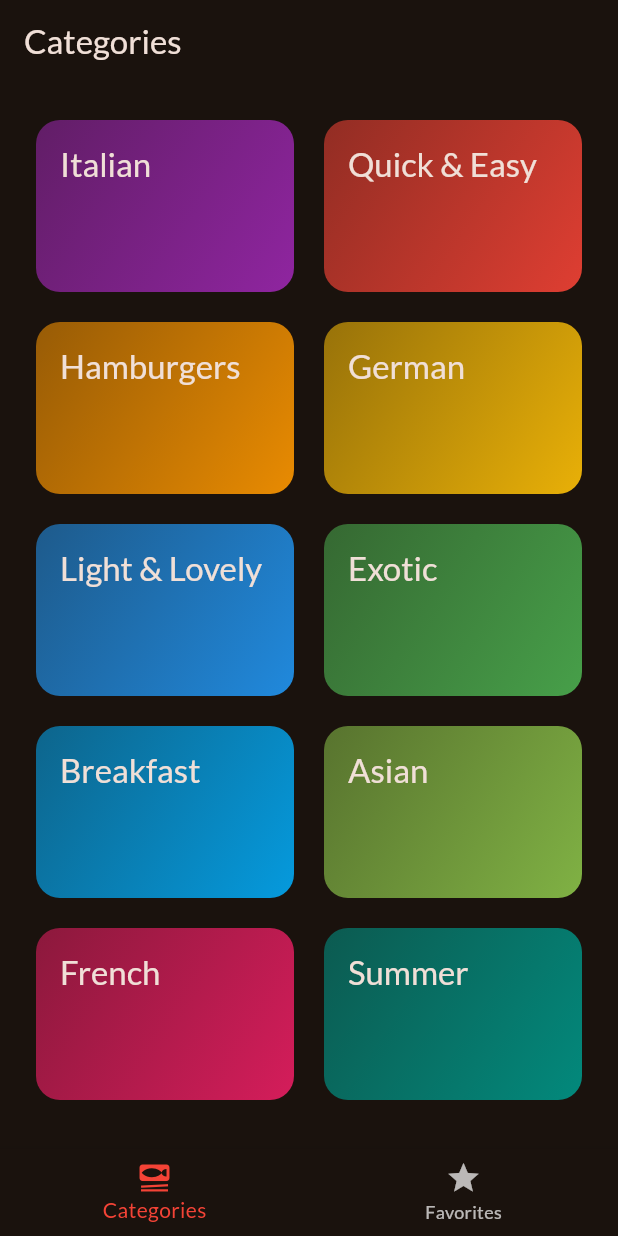
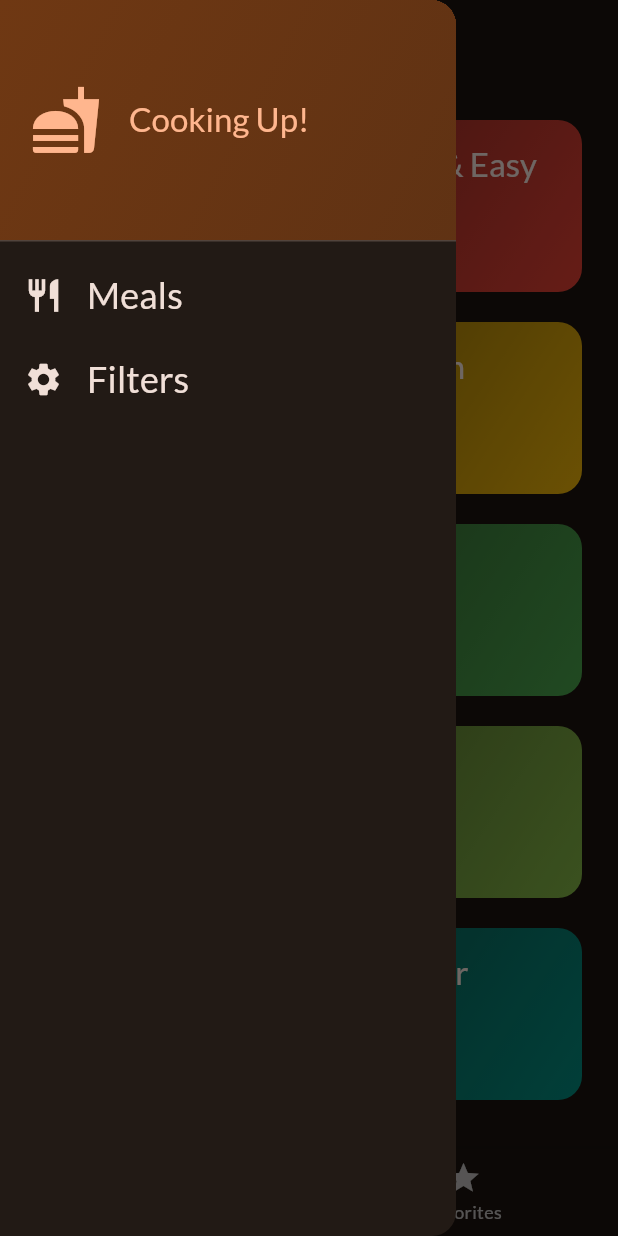
Before and after one commit to jherman1/meals_app, a Flutter app: the screen it shows after launch, with the side drawer open (before the commit the screen has no drawer), on a phone screen of 412 x 824 dp. Run offline on Flutter 3.47's test engine with Material 3 defaults, Android fonts, the phone set to English and light mode, and no system bars; our stand-ins replace google_fonts, transparent_image.

Commit message:
Initial code for side drawer navigation

```diff
--- a/lib/screens/tabs.dart
+++ b/lib/screens/tabs.dart
@@ -2,6 +2,7 @@ import 'package:flutter/material.dart';
 import 'package:meals_app/models/meal.dart';
 import 'package:meals_app/screens/categories.dart';
 import 'package:meals_app/screens/meals.dart';
+import 'package:meals_app/widgets/main_drawer.dart';
 
 class TabsScreen extends StatefulWidget {
   const TabsScreen({super.key});
@@ -66,6 +67,7 @@ class _TabsScreenState extends State<TabsScreen> {
       appBar: AppBar(
         title: Text(activePageTitle),
       ),
+      drawer: const MainDrawer(),
       body: activePage,
       bottomNavigationBar: BottomNavigationBar(
         onTap: _selectPage,
--- /dev/null
+++ b/lib/widgets/main_drawer.dart
@@ -0,0 +1,71 @@
+import 'package:flutter/material.dart';
+
+class MainDrawer extends StatelessWidget {
+  const MainDrawer({super.key});
+
+  @override
+  Widget build(BuildContext context) {
+    return Drawer(
+      child: Column(
+        children: [
+          DrawerHeader(
+            padding: const EdgeInsets.all(20),
+            decoration: BoxDecoration(
+              gradient: LinearGradient(
+                colors: [
+                  Theme.of(context).colorScheme.primaryContainer,
+                  Theme.of(context)
+                      .colorScheme
+                      .primaryContainer
+                      .withOpacity(0.8)
+                ],
+                begin: Alignment.topLeft,
+                end: Alignment.bottomRight,
+              ),
+            ),
+            child: Row(
+              children: [
+                Icon(Icons.fastfood,
+                    size: 48, color: Theme.of(context).colorScheme.primary),
+                const SizedBox(width: 18),
+                Text(
+                  'Cooking Up!',
+                  style: Theme.of(context)
+                      .textTheme
+                      .titleLarge!
+                      .copyWith(color: Theme.of(context).colorScheme.primary),
+                ),
+              ],
+            ),
+          ),
+          ListTile(
+            leading: Icon(
+              Icons.restaurant,
+              size: 26,
+              color: Theme.of(context).colorScheme.onSurface,
+            ),
+            title: Text(
+              'Meals',
+              style: Theme.of(context).textTheme.titleSmall!.copyWith(
+                  color: Theme.of(context).colorScheme.onSurface, fontSize: 24),
+            ),
+            onTap: () {},
+          ),
+          ListTile(
+            leading: Icon(
+              Icons.settings,
+              size: 26,
+              color: Theme.of(context).colorScheme.onSurface,
+            ),
+            title: Text(
+              'Filters',
+              style: Theme.of(context).textTheme.titleSmall!.copyWith(
+                  color: Theme.of(context).colorScheme.onSurface, fontSize: 24),
+            ),
+            onTap: () {},
+          ),
+        ],
+      ),
+    );
+  }
+}
```
